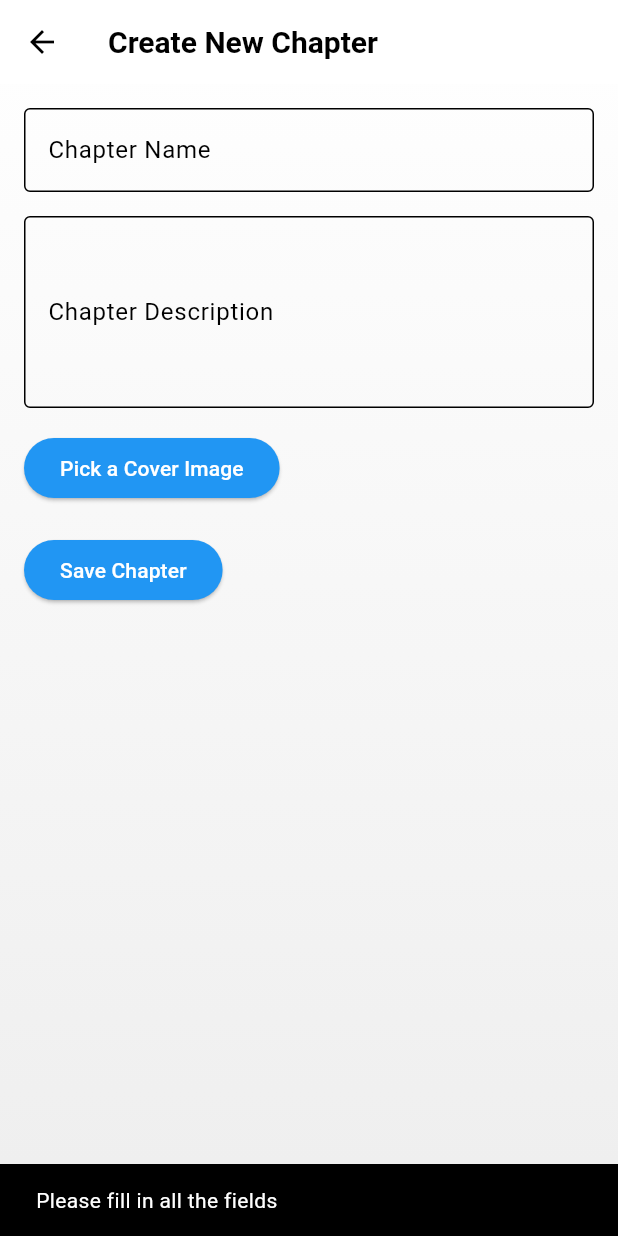
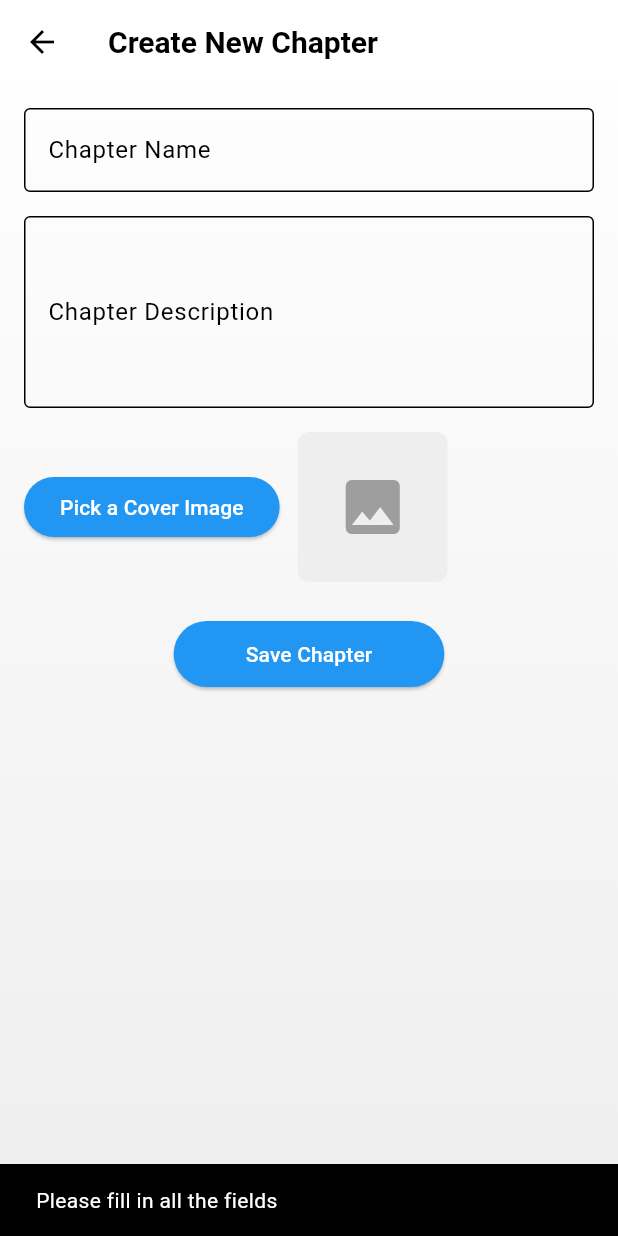
Before and after one commit to MikeMac15/flutter_journal, a Flutter app: the CreateChapterPage screen opened directly, after a tap on "Save Chapter", on a phone screen of 412 x 824 dp. Run offline on Flutter 3.47's test engine with Material 3 defaults, Android fonts, the phone set to English and light mode, and no system bars; our stand-ins replace cloud_firestore, firebase_auth, firebase_core, firebase_storage, flutter_colorpicker, google_sign_in and 3 more; missing offline and left inert: vertical_card_pager; accounts and stored records are empty; statements that could not run were skipped.

Commit message:
UI patch 2.2 (5/23)

```diff
--- /dev/null
+++ b/devtools_options.yaml
@@ -0,0 +1,3 @@
+description: This file stores settings for Dart & Flutter DevTools.
+documentation: https://docs.flutter.dev/tools/devtools/extensions#configure-extension-enablement-states
+extensions:
--- a/lib/features/calendar/_calendar_card.dart
+++ b/lib/features/calendar/_calendar_card.dart
@@ -76,7 +76,9 @@
         child: Text('No entries for selected date', style: theme.textTheme.bodyMedium),
       );
     }
-    return CalendarJournalListView(entries: entries);
+    final sortedEntries = List<JournalEntry>.from(entries)
+      ..sort((a, b) => b.date.compareTo(a.date));
+    return CalendarJournalListView(entries: sortedEntries);
   }
 
   Widget _buildKey(ThemeData theme) {
@@ -144,7 +146,7 @@
                   if (_isToday(day)) { bg = theme.colorScheme.primaryContainer; }
                   else if (_isFavorite(day)) { bg = Colors.amber.withAlpha((0.3 * 255).toInt()); }
                   else if (_hasMultipleEntries(day)) { bg = Colors.purple.withAlpha((0.3 * 255).toInt()); }
-                  else if (_hasPastEntry(day)) { bg = Colors.green.withAlpha((0.3 * 255).toInt()); }
+                  else if (_hasPastEntry(day)) { bg = Colors.grey.shade400; }
                   return Container(
                     margin: const EdgeInsets.all(6),
                     alignment: Alignment.center,
--- a/lib/features/menu_buttons/menu_button.dart
+++ b/lib/features/menu_buttons/menu_button.dart
@@ -1,4 +1,5 @@
 import 'package:flutter/material.dart';
+import 'package:journal/features/_fade_route.dart';
 
 class MenuButton extends StatefulWidget {
   final List<double> boxSizeMultipliers; // [width, height]
@@ -32,9 +33,8 @@
   bool _isPressed = false;
 
   void _navigate() {
-    Navigator.push(
-      context,
-      MaterialPageRoute(builder: (_) => widget.targetPage),
+    Navigator.of(context).push(
+      fadeRoute(widget.targetPage),
     );
   }
 
--- a/lib/pages/chapters/create_chapter_page.dart
+++ b/lib/pages/chapters/create_chapter_page.dart
@@ -1,10 +1,13 @@
 import 'dart:io';
+import 'dart:typed_data';
 
 import 'package:cloud_firestore/cloud_firestore.dart';
 import 'package:firebase_auth/firebase_auth.dart';
 import 'package:firebase_storage/firebase_storage.dart';
+import 'package:flutter/foundation.dart';              // for kIsWeb
 import 'package:flutter/material.dart';
 import 'package:image_picker/image_picker.dart';
+import 'package:journal/features/pictures/_my_image_picker.dart';
 
 class CreateChapterPage extends StatefulWidget {
   const CreateChapterPage({super.key});
@@ -16,51 +19,66 @@
 class CreateChapterPageState extends State<CreateChapterPage> {
   final _nameController = TextEditingController();
   final _descriptionController = TextEditingController();
-  File? _coverImage;
+
+  File? _coverImageFile;
+  Uint8List? _coverImageBytes;  // for web
   bool _isUploading = false;
 
   Future<void> _pickCoverImage() async {
-    final picker = ImagePicker();
-    final pickedFile = await picker.pickImage(source: ImageSource.gallery);
+    final picker = MyImagePicker();
+    final pickedPath = await picker.pickImageFromGallery();
+    if (pickedPath == null) return;
 
-    if (pickedFile != null) {
+    if (kIsWeb) {
+      // On web, read bytes and store in memory
+      final bytes = await XFile(pickedPath).readAsBytes();
       setState(() {
-        _coverImage = File(pickedFile.path);
+        _coverImageBytes = bytes;
+        _coverImageFile = null;
+      });
+    } else {
+      // On mobile/desktop, store as File
+      setState(() {
+        _coverImageFile = File(pickedPath);
+        _coverImageBytes = null;
       });
     }
   }
 
   Future<void> _saveChapter() async {
-    if (_nameController.text.isEmpty || _descriptionController.text.isEmpty) {
-      // Show an error if required fields are missing
+    if (_nameController.text.isEmpty ||
+        _descriptionController.text.isEmpty) {
       ScaffoldMessenger.of(context).showSnackBar(
         const SnackBar(content: Text("Please fill in all the fields")),
       );
       return;
     }
 
-    setState(() {
-      _isUploading = true;
-    });
+    setState(() => _isUploading = true);
 
+    final userId = FirebaseAuth.instance.currentUser?.uid;
     String? coverImageUrl;
-    if (_coverImage != null) {
-      // Upload the cover image to Firebase Storage
+
+    if (_coverImageFile != null || _coverImageBytes != null) {
       final storageRef = FirebaseStorage.instance.ref();
       final fileName = '${DateTime.now().millisecondsSinceEpoch}.jpg';
-      final imageRef = storageRef.child('chapter_covers/$fileName');
+      final imageRef = storageRef.child('users/$userId/chapter_covers/$fileName');
 
       try {
-        final uploadTask = await imageRef.putFile(_coverImage!);
-        coverImageUrl = await uploadTask.ref.getDownloadURL(); // Get the URL of the uploaded image
+        UploadTask uploadTask;
+        if (kIsWeb && _coverImageBytes != null) {
+          uploadTask = imageRef.putData(_coverImageBytes!, SettableMetadata(contentType: 'image/jpeg'));
+        } else {
+          uploadTask = imageRef.putFile(_coverImageFile!);
+        }
+        final snapshot = await uploadTask;
+        coverImageUrl = await snapshot.ref.getDownloadURL();
       } catch (e) {
-        // print("Error uploading image: $e");
+        // Handle upload error if desired
       }
     }
 
-    // Save the chapter data to Firestore
     try {
-      final userId = FirebaseAuth.instance.currentUser?.uid;
       final chapterData = {
         'name': _nameController.text,
         'description': _descriptionController.text,
@@ -75,45 +93,37 @@
           .collection('chapters')
           .add(chapterData);
 
-      setState(() {
-        _isUploading = false;
-      });
-
-      // Show success message and clear fields
-   if (mounted) {
+      if (!mounted) return;
       ScaffoldMessenger.of(context).showSnackBar(
         const SnackBar(content: Text("Chapter created successfully")),
       );
-}
+
       _nameController.clear();
       _descriptionController.clear();
       setState(() {
-        _coverImage = null;
+        _coverImageFile = null;
+        _coverImageBytes = null;
       });
     } catch (e) {
-      setState(() {
-        _isUploading = false;
-      });
-      if (mounted) {
+      if (!mounted) return;
       ScaffoldMessenger.of(context).showSnackBar(
         const SnackBar(content: Text("Error creating chapter")),
       );
-}
+    } finally {
+      if (mounted) setState(() => _isUploading = false);
     }
   }
 
   @override
   Widget build(BuildContext context) {
     return Scaffold(
-      appBar: AppBar(
-        title: const Text('Create New Chapter'),
-      ),
-      body: Padding(
-        padding: const EdgeInsets.all(16.0),
+      appBar: AppBar(title: const Text('Create New Chapter')),
+      body: SingleChildScrollView(
+        padding: const EdgeInsets.all(16),
         child: Column(
           crossAxisAlignment: CrossAxisAlignment.start,
           children: [
-            // Chapter name input
+            // Name & description
             TextField(
               controller: _nameController,
               decoration: const InputDecoration(
@@ -122,8 +132,6 @@
               ),
             ),
             const SizedBox(height: 16),
-
-            // Chapter description input
             TextField(
               controller: _descriptionController,
               maxLines: 4,
@@ -134,31 +142,59 @@
             ),
             const SizedBox(height: 16),
 
-            // Image picker button
+            // Pick + preview
             Row(
               children: [
                 ElevatedButton(
                   onPressed: _pickCoverImage,
                   child: const Text('Pick a Cover Image'),
                 ),
-                const SizedBox(width: 10),
-                if (_coverImage != null)
-                  Image.file(
-                    _coverImage!,
+                const SizedBox(width: 12),
+                if (_coverImageFile != null)
+                  ClipRRect(
+                    borderRadius: BorderRadius.circular(8),
+                    child: Image.file(
+                      _coverImageFile!,
                       width: 100,
                       height: 100,
                       fit: BoxFit.cover,
                     ),
+                  )
+                else if (_coverImageBytes != null)
+                  ClipRRect(
+                    borderRadius: BorderRadius.circular(8),
+                    child: Image.memory(
+                      _coverImageBytes!,
+                      width: 100,
+                      height: 100,
+                      fit: BoxFit.cover,
+                    ),
+                  )
+                else
+                  Container(
+                    width: 100,
+                    height: 100,
+                    decoration: BoxDecoration(
+                      color: Colors.grey.shade200,
+                      borderRadius: BorderRadius.circular(8),
+                    ),
+                    child: const Icon(Icons.image, size: 48, color: Colors.grey),
+                  ),
               ],
             ),
-            const SizedBox(height: 20),
 
-            // Save button
-            _isUploading
-                ? const Center(child: CircularProgressIndicator())
+            const SizedBox(height: 24),
+            Center(
+              child: _isUploading
+                  ? const CircularProgressIndicator()
                   : ElevatedButton(
                       onPressed: _saveChapter,
-                    child: const Text('Save Chapter'),
+                      child: const Padding(
+                        padding: EdgeInsets.symmetric(
+                            horizontal: 24, vertical: 12),
+                        child: Text('Save Chapter'),
+                      ),
+                    ),
             ),
           ],
         ),
--- a/lib/pages/journal_view_page.dart
+++ b/lib/pages/journal_view_page.dart
@@ -1,4 +1,5 @@
 import 'package:flutter/material.dart';
+import 'package:intl/intl.dart';
 import 'package:journal/features/pictures/view_chosen_images.dart';
 import 'package:journal/pages/journal_entry/activity_list.dart';
 import 'package:journal/providers/db_provider.dart';
@@ -77,7 +78,7 @@
                   children: [
                     // Date
                     Text(
-                      _entryDate.toString(),
+                      DateFormat.yMMMMd().format(_entryDate),
                       style: theme.textTheme.titleLarge?.copyWith(fontWeight: FontWeight.bold),
                       textAlign: TextAlign.center,
                     ),
@@ -119,7 +120,7 @@
                           crossAxisAlignment: CrossAxisAlignment.start,
                           children: [
                             Text(
-                              'My Thoughts',
+                              'Journal Entry',
                               style: theme.textTheme.titleMedium?.copyWith(fontWeight: FontWeight.bold),
                             ),
                             const SizedBox(height: 8),
--- a/lib/providers/db_provider.dart
+++ b/lib/providers/db_provider.dart
@@ -109,12 +109,15 @@
        Map<String, Map<String, dynamic>> entriesMap = {};
     for (var doc in snapshot.docs) {
       final data = doc.data();
+  final parsed = DateTime.parse(data['date'].toString());
+  final dateOnly = DateTime(parsed.year, parsed.month, parsed.day);
+
       entriesMap[doc.id] = {
         'id': doc.id,
         'entry': data['entry'],
         'location': data['location'],
         'activities': data['activities'],
-        'date': DateTime.parse(data['date'].toString()),
+        'date': dateOnly,
         'timestamp': DateTime.parse(data['timestamp'].toString()),
         'imgUrls': data['imgUrls'],
         'views': (data['views'] as int?) ?? 0,
```
Also changed, not shown: lib/features/_fade_route.dart (added, +22 -0 lines), lib/features/calendar/_calendar_journal_list_view.dart (+8 -14 lines), lib/features/cards/_journal_vertical_card_pager.dart (+5 -7 lines), lib/features/pictures/view_chosen_images.dart (+5 -6 lines), lib/pages/appBar.dart (deleted, +0 -67 lines), lib/pages/chapters/chapters_page.dart (+2 -8 lines), lib/pages/home_page.dart (+26 -24 lines), lib/providers/user_provider.dart (+19 -6 lines), lib/features/calendar/_oldcal.dart (deleted). Lines whose indentation alone changed are shown as unchanged.
